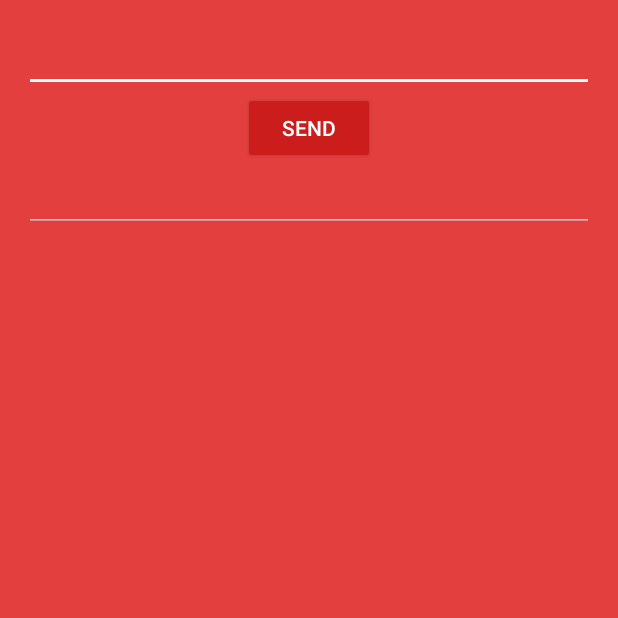
After one commit to diogopainho/sirs-ist, an Android app: the SmsComposer screen opened directly, with no data from a screen before it, on a phone screen of 412 x 824 dp, the top half of it. The commit adds this screen. Run offline under Robolectric (Android 15) with nearby library versions, the phone set to English and light mode, and no system bars; our stand-ins replace ButterKnife.

Commit message:
Add Composer and List activities

```diff
--- /dev/null
+++ b/SecureSMS/app/src/main/java/pt/ulisboa/tecnico/meic/sirs/securesms/SmsComposer.java
@@ -0,0 +1,38 @@
+package pt.ulisboa.tecnico.meic.sirs.securesms;
+
+import android.support.v7.app.AppCompatActivity;
+import android.os.Bundle;
+import android.telephony.SmsManager;
+import android.view.View;
+import android.widget.Button;
+import android.widget.EditText;
+import android.widget.TextView;
+
+import butterknife.ButterKnife;
+import butterknife.InjectView;
+
+public class SmsComposer extends AppCompatActivity {
+
+    @InjectView(R.id.phone_number) EditText _phoneNumber;
+    @InjectView(R.id.message) EditText _message;
+    @InjectView(R.id.send_button) Button _sendButton;
+
+    @Override
+    protected void onCreate(Bundle savedInstanceState) {
+        super.onCreate(savedInstanceState);
+        setContentView(R.layout.activity_sms_composer);
+        ButterKnife.inject(this);
+
+        _sendButton.setOnClickListener(new View.OnClickListener() {
+
+            @Override
+            public void onClick(View v) {
+                String phoneNumber = _phoneNumber.getText().toString();
+                String message = _message.getText().toString();
+
+                SmsManager smsManager = SmsManager.getDefault();
+                smsManager.sendTextMessage(phoneNumber, null, message, null, null);
+            }
+        });
+    }
+}
--- /dev/null
+++ b/SecureSMS/app/src/main/res/layout/activity_sms_composer.xml
@@ -0,0 +1,38 @@
+<?xml version="1.0" encoding="utf-8"?>
+<RelativeLayout xmlns:android="http://schemas.android.com/apk/res/android"
+    xmlns:tools="http://schemas.android.com/tools" android:layout_width="match_parent"
+    android:layout_height="match_parent" android:paddingLeft="@dimen/activity_horizontal_margin"
+    android:paddingRight="@dimen/activity_horizontal_margin"
+    android:paddingTop="@dimen/activity_vertical_margin"
+    android:paddingBottom="@dimen/activity_vertical_margin"
+    tools:context="pt.ulisboa.tecnico.meic.sirs.securesms.SmsComposer">
+
+    <LinearLayout
+        android:orientation="vertical"
+        android:layout_width="match_parent"
+        android:layout_height="match_parent"
+        android:layout_centerHorizontal="true"
+        android:layout_alignParentTop="true">
+
+        <EditText
+            android:layout_width="match_parent"
+            android:layout_height="wrap_content"
+            android:inputType="phone"
+            android:ems="10"
+            android:id="@+id/phone_number" />
+
+        <Button
+            android:layout_width="wrap_content"
+            android:layout_height="wrap_content"
+            android:text="Send"
+            android:id="@+id/send_button"
+            android:layout_gravity="center_horizontal" />
+
+        <EditText
+            android:layout_width="match_parent"
+            android:layout_height="wrap_content"
+            android:inputType="textMultiLine"
+            android:ems="10"
+            android:id="@+id/message" />
+    </LinearLayout>
+</RelativeLayout>
--- /dev/null
+++ b/SecureSMS/app/src/main/res/values-v21/styles.xml
@@ -0,0 +1,2 @@
+<resources>>
+</resources>
--- a/SecureSMS/app/src/main/res/values/dimens.xml
+++ b/SecureSMS/app/src/main/res/values/dimens.xml
@@ -2,4 +2,5 @@
     <!-- Default screen margins, per the Android Design guidelines. -->
     <dimen name="activity_horizontal_margin">16dp</dimen>
     <dimen name="activity_vertical_margin">16dp</dimen>
+    <dimen name="fab_margin">16dp</dimen>
 </resources>
--- a/SecureSMS/app/src/main/res/values/strings.xml
+++ b/SecureSMS/app/src/main/res/values/strings.xml
@@ -1,3 +1,4 @@
 <resources>
     <string name="app_name">SecureSMS</string>
+    <string name="title_activity_sms_list">SmsList</string>
 </resources>
--- a/SecureSMS/app/src/main/res/values/styles.xml
+++ b/SecureSMS/app/src/main/res/values/styles.xml
@@ -26,5 +26,7 @@
         <item name="android:textColorPrimary">@color/iron</item>
         <item name="android:background">@color/primary</item>
     </style>
+    <style name="AppTheme.Dark.AppBarOverlay" parent="ThemeOverlay.AppCompat.Dark.ActionBar" />
+    <style name="AppTheme.Dark.PopupOverlay" parent="ThemeOverlay.AppCompat.Light" />
 
 </resources>
```
Also changed, not shown: SecureSMS/app/src/main/AndroidManifest.xml (+10 -2 lines), SecureSMS/app/src/main/java/pt/ulisboa/tecnico/meic/sirs/securesms/LoginActivity.java (+9 -0 lines), SecureSMS/app/src/main/java/pt/ulisboa/tecnico/meic/sirs/securesms/SmsList.java (added, +29 -0 lines), SecureSMS/app/src/main/res/layout/activity_login.xml (+8 -0 lines), SecureSMS/app/src/main/res/layout/activity_sms_list.xml (added, +26 -0 lines), SecureSMS/app/src/main/res/layout/content_sms_list.xml (added, +13 -0 lines).
